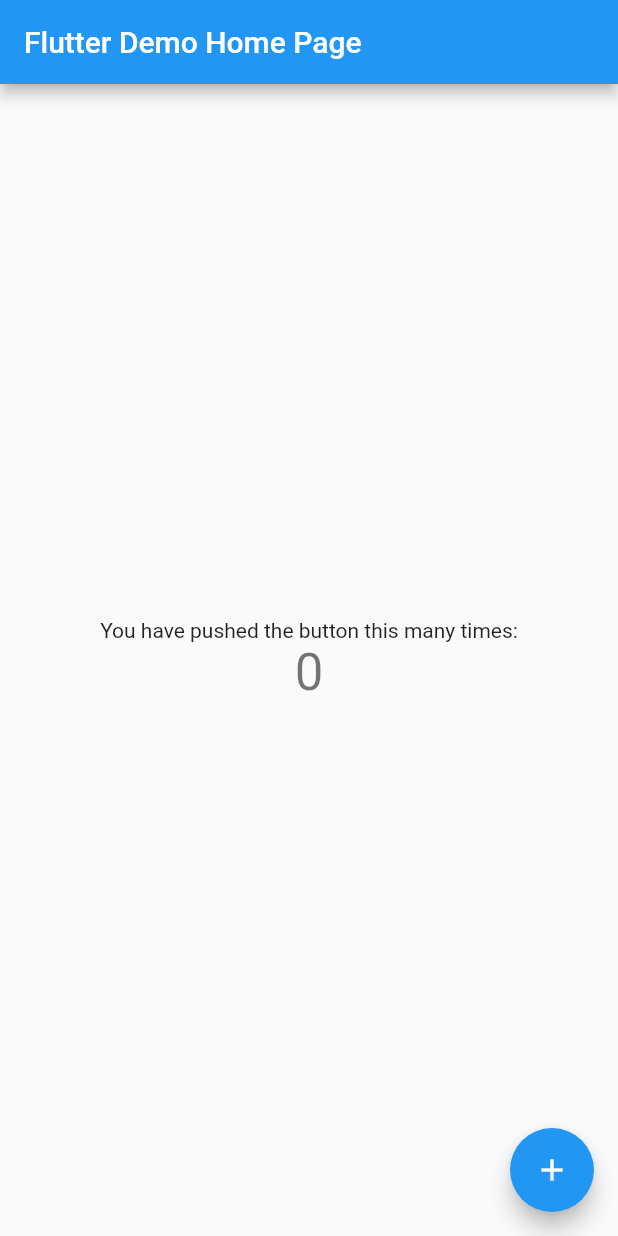
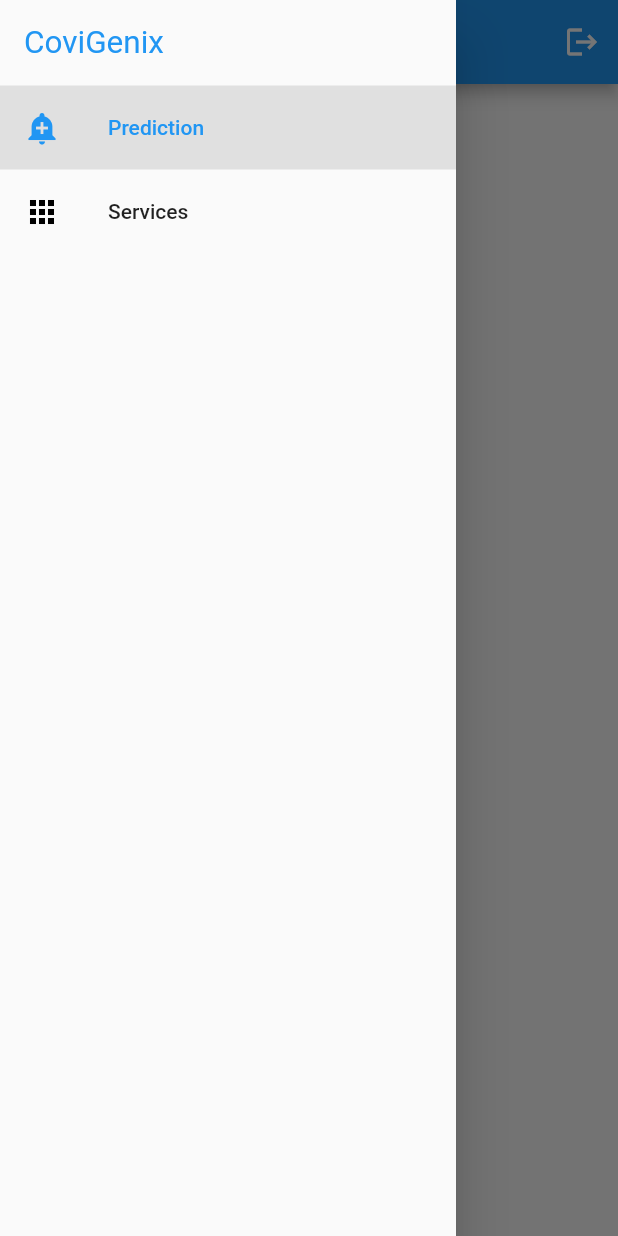
Before and after one commit to CovidOps/Frontend, a Flutter app: the screen it shows after launch, with the side drawer open (before the commit the screen has no drawer), on a phone screen of 412 x 824 dp. Run offline on Flutter 3.47's test engine with Material 2 defaults, Android fonts, the phone set to English and light mode, and no system bars.

Commit message:
Added Provider basic Routes

```diff
--- a/lib/main.dart
+++ b/lib/main.dart
@@ -1,3 +1,4 @@
+import 'package:covigenix/ui/provider.dart';
 import 'package:flutter/material.dart';
 
 void main() {
@@ -26,7 +27,8 @@
         // closer together (more dense) than on mobile platforms.
         visualDensity: VisualDensity.adaptivePlatformDensity,
       ),
-      home: MyHomePage(title: 'Flutter Demo Home Page'),
+      //home: MyHomePage(title: 'Flutter Demo Home Page'),
+      home: ProviderHome()
     );
   }
 }
--- /dev/null
+++ b/lib/ui/prediction.dart
@@ -0,0 +1,10 @@
+import 'package:flutter/material.dart';
+
+class Prediction extends StatelessWidget {
+  @override
+  Widget build(BuildContext context) {
+    return Center(
+      child: Text('Prediction'),
+    );
+  }
+}
--- /dev/null
+++ b/lib/ui/provider.dart
@@ -0,0 +1,111 @@
+import 'package:covigenix/ui/prediction.dart';
+import 'package:covigenix/ui/provider_services.dart';
+import 'package:flutter/material.dart';
+
+class ProviderHome extends StatefulWidget {
+  @override
+  _ProviderHomeState createState() => _ProviderHomeState();
+}
+
+class _ProviderHomeState extends State<ProviderHome> {
+
+  int navIndex = 0;
+
+  @override
+  Widget build(BuildContext context) {
+    return Scaffold(
+      appBar: AppBar(
+          title: Text('Provider'),
+          actions: <Widget>[
+            Builder(
+              builder: (BuildContext context) {
+                return IconButton(
+                  icon: const Icon(Icons.logout),
+                  tooltip: 'Log Out',
+                  onPressed: () {
+                    Scaffold.of(context).showSnackBar(
+                        const SnackBar(content: Text('Log out')));
+                  },
+                );
+              }
+            ),
+          ]
+      ),
+      drawer: Sidenav(navIndex, (int index) {
+        setState(() {
+          navIndex = index;
+        });
+      }),
+
+      body: Builder(
+        builder: (context){
+          switch (navIndex) {
+            case 0: return Prediction();
+            case 1: return ProviderServices();
+            //case 2: //Navigator pop
+              //return Container();
+          }
+        },
+      )
+    );
+  }
+}
+
+class Sidenav extends StatelessWidget {
+
+  final int selectedIndex;
+  final Function setIndex;
+
+  Sidenav(this.selectedIndex, this.setIndex);
+
+  @override
+  Widget build(BuildContext context) {
+    return Drawer(
+      child: ListView(
+        children: [
+          Padding(
+            padding: EdgeInsets.all(16.0),
+            child: Text('CoviGenix', style: TextStyle(color: Theme.of(context).primaryColor, fontSize: 21),)
+          ),
+
+          //Divider(color: Colors.grey.shade400,),
+
+          _navItem(context, Icons.add_alert, 'Prediction',
+            onTap: () {_navItemClicked(context, 0);},
+            selected: selectedIndex==0
+          ),
+
+          //Divider(color: Colors.grey.shade400,),
+
+          _navItem(context, Icons.apps, 'Services',
+              onTap: () {_navItemClicked(context, 1);},
+              selected: selectedIndex==1
+          ),
+
+          //Divider(color: Colors.grey.shade400,),
+
+          /*_navItem(context, Icons.logout, 'Log Out',
+              onTap: () {_navItemClicked(context, 2);},
+              selected: selectedIndex==2
+          ),*/
+        ],
+      ),
+    );
+  }
+
+  _navItem(BuildContext context, IconData icon, String text, {Text suffix, Function onTap, bool selected = false}) => Container(
+    color: selected ? Colors.grey.shade300 : Colors.transparent,
+    child: ListTile(
+      leading: Icon(icon, color: selected ? Theme.of(context).primaryColor : Colors.black),
+      trailing: suffix,
+      title: Text(text),
+      selected: selected,
+      onTap: onTap,
+    ),
+  );
+
+  _navItemClicked(BuildContext context, int index) {
+    setIndex(index);
+    Navigator.of(context).pop();
+  }
+}
```
Also changed, not shown: lib/ui/community.dart (added, +15 -0 lines), lib/ui/edit.dart (added, +15 -0 lines), lib/ui/provider_individual.dart (added, +21 -0 lines), lib/ui/provider_profile.dart (added, +15 -0 lines), lib/ui/provider_requests.dart (added, +25 -0 lines), lib/ui/provider_services.dart (added, +66 -0 lines).
